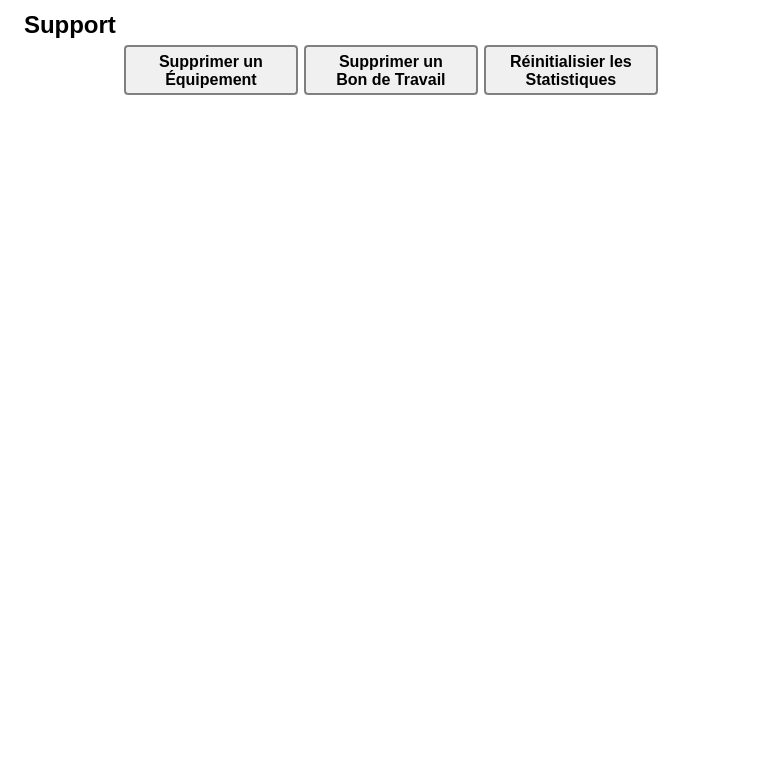
Above: Interface/FenetresEnUI/Support_Hatim.ui from ProjetPC2/SIMM2.0-DEV before the change. Below: the same form after it.
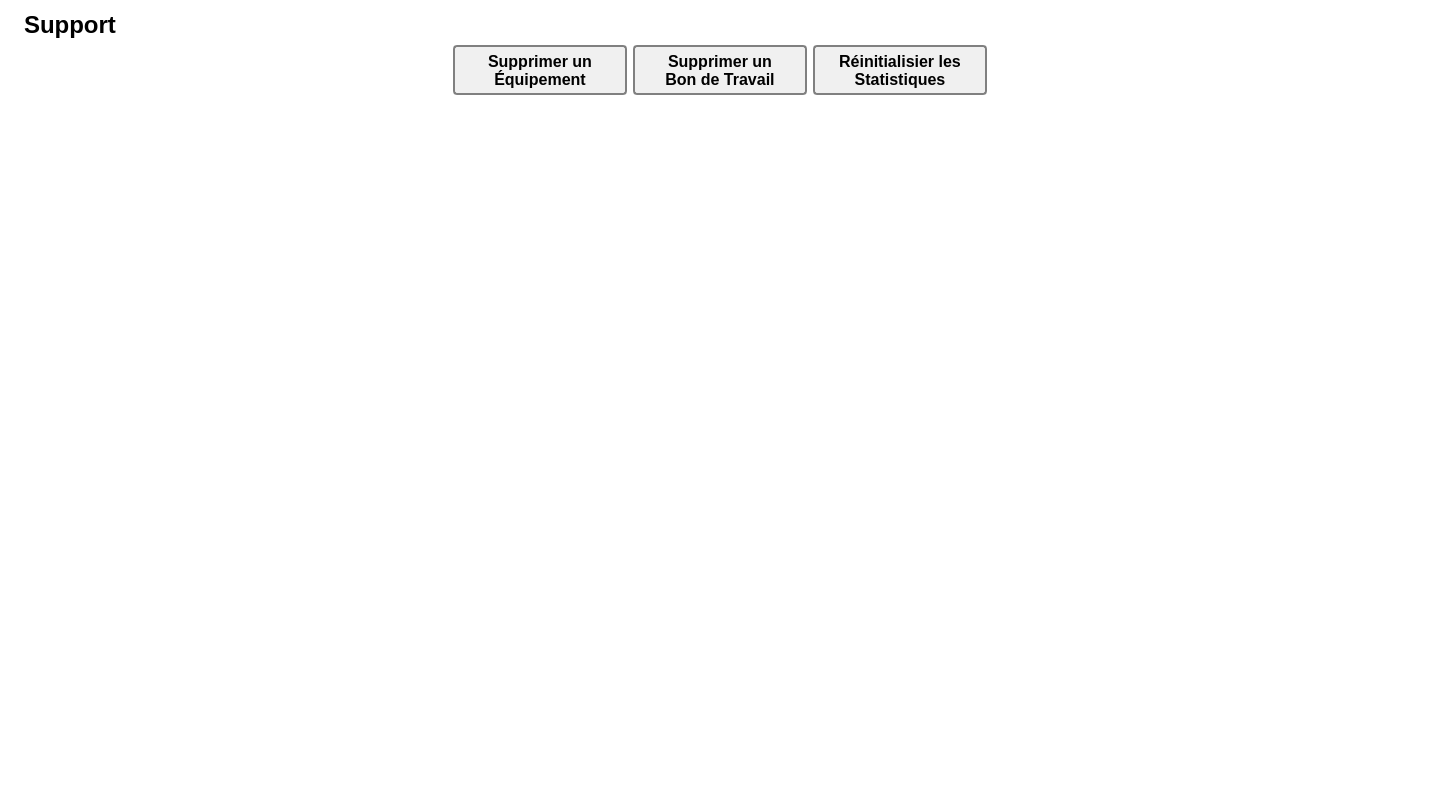
That is the form after the change. Icons and pictures are not drawn.

The edit to the form file:
```diff
--- a/Interface/FenetresEnUI/Support_Hatim.ui
+++ b/Interface/FenetresEnUI/Support_Hatim.ui
@@ -6,8 +6,8 @@
    <rect>
     <x>0</x>
     <y>0</y>
-    <width>781</width>
-    <height>765</height>
+    <width>1440</width>
+    <height>810</height>
    </rect>
   </property>
   <property name="windowTitle">
```
